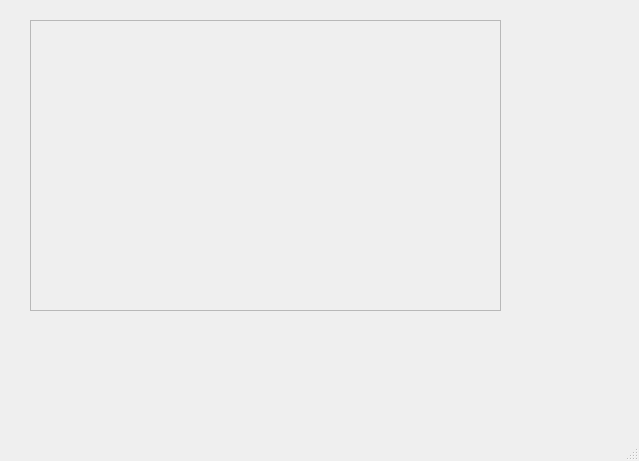
Above: mainwindow.ui from albertjgonzalez/beatoven before the change. Below: the same form after it.
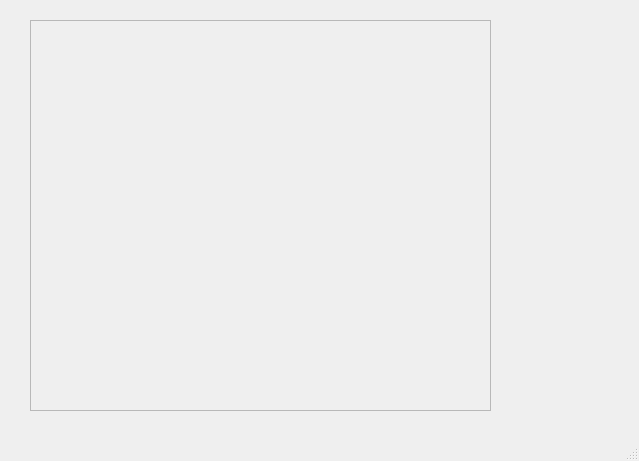
That is the form after the change.

The edit to the form file:
```diff
--- a/mainwindow.ui
+++ b/mainwindow.ui
@@ -19,8 +19,8 @@
      <rect>
       <x>30</x>
       <y>20</y>
-      <width>471</width>
-      <height>291</height>
+      <width>461</width>
+      <height>391</height>
      </rect>
     </property>
     <property name="widgetResizable">
@@ -31,8 +31,8 @@
       <rect>
        <x>0</x>
        <y>0</y>
-       <width>469</width>
-       <height>289</height>
+       <width>459</width>
+       <height>389</height>
       </rect>
      </property>
     </widget>
```
